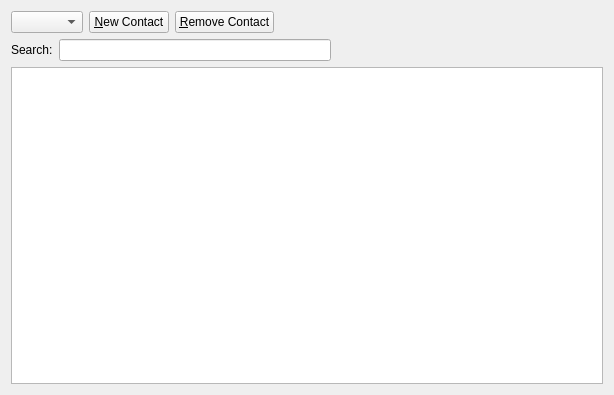
Before: the Qt Designer form client/src/contactspage.ui in KDAB/FatCRM, drawn with Qt 5.
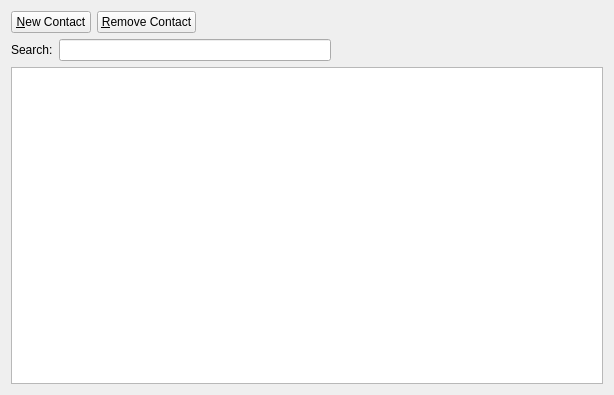
After: the same form once the commit is applied. Custom widgets are drawn as their Qt base class.

```diff
--- a/client/src/contactspage.ui
+++ b/client/src/contactspage.ui
@@ -20,9 +20,6 @@
       <layout class="QVBoxLayout" name="verticalLayout">
        <item>
         <layout class="QHBoxLayout" name="horizontalLayout">
-         <item>
-          <widget class="QComboBox" name="filtersCB"/>
-         </item>
          <item>
           <widget class="QPushButton" name="newContactPB">
            <property name="text">
```
